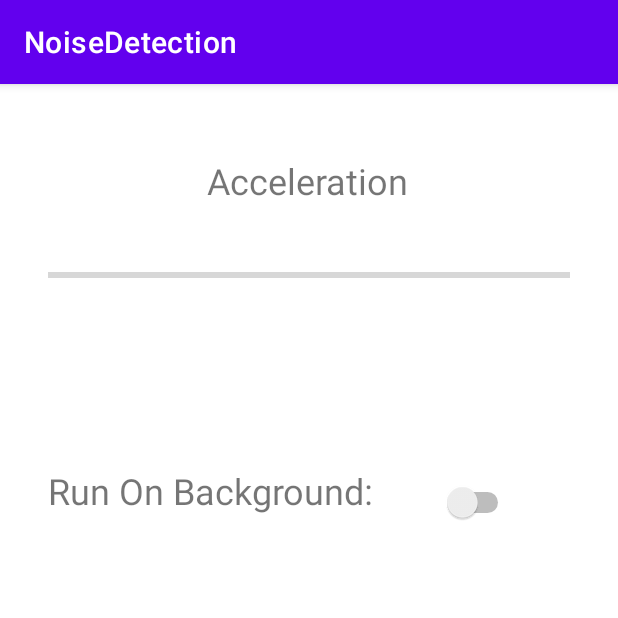
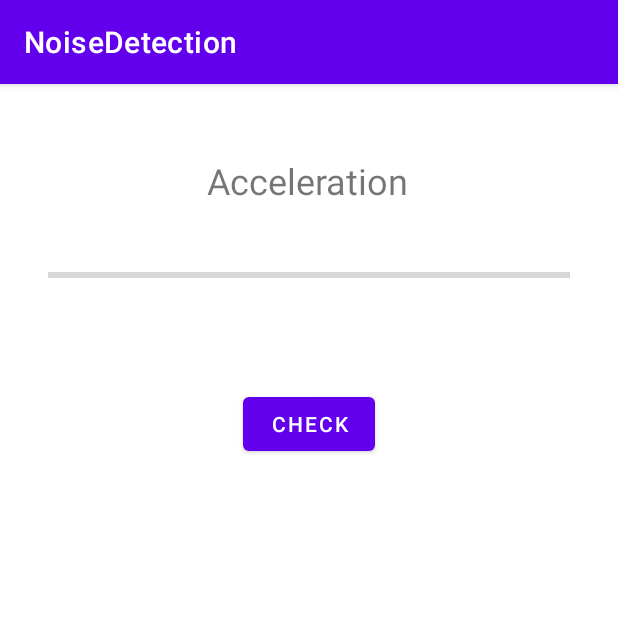
Before and after one commit to JakabSzabolcs/AccelerationDetection, an Android app: the screen it shows after launch (MainActivity), on a phone screen of 412 x 824 dp, the top half of it. Run offline under Robolectric (Android 15) with nearby library versions, the phone set to English and light mode, and no system bars.

Commit message:
final first version
minor changes in the program's basics

```diff
--- a/app/src/main/java/hu/unideb/inf/mobilsz14/noisedetection/MainActivity.java
+++ b/app/src/main/java/hu/unideb/inf/mobilsz14/noisedetection/MainActivity.java
@@ -8,53 +8,62 @@ import android.hardware.SensorEventListener;
 import android.hardware.SensorManager;
 import android.hardware.camera2.CameraManager;
 import android.hardware.lights.Light;
+import android.media.MediaPlayer;
 import android.os.Bundle;
 import android.os.Vibrator;
 import android.text.method.ScrollingMovementMethod;
+import android.widget.Button;
 import android.widget.ProgressBar;
 import android.widget.Switch;
 import android.widget.TextView;
+import android.widget.Toast;
 
 
 public class MainActivity extends AppCompatActivity
 {
-    private Vibrator vibrator;
-    private Switch runOnBackGroundSwitch;
     private ProgressBar accelerationPb;
     private SensorManager sensorManager;
-    private CameraManager cameraManager;
     private TextView sensorTextView, accelerationTv;
     private Sensor mLight;
     private AccelerationSensor sel = new AccelerationSensor();
+    private Button checkButton;
 
 
     @Override
     protected void onCreate(Bundle savedInstanceState) {
         super.onCreate(savedInstanceState);
         setContentView(R.layout.activity_main);
-
-        runOnBackGroundSwitch = findViewById(R.id.runOnBackgroundSwitch);
         accelerationPb = findViewById(R.id.accelerationPb);
         accelerationTv = findViewById(R.id.accelerationTv);
-        vibrator = (Vibrator) getSystemService(Context.VIBRATOR_SERVICE);
-//        accelerationTv = findViewById(R.id.accelerationTv);
-
-
+        final MediaPlayer WinSound = MediaPlayer.create(this, R.raw.winSound);
 
         sensorManager = (SensorManager) getSystemService(SENSOR_SERVICE);
         //List<Sensor> sensors = sensorManager.getSensorList(Sensor.TYPE_ALL);
         mLight = sensorManager.getDefaultSensor(Sensor.TYPE_ACCELEROMETER);
 
         sensorManager.registerListener(sel, mLight, SensorManager.SENSOR_DELAY_FASTEST);
-        cameraManager = (CameraManager) getSystemService(Context.CAMERA_SERVICE);
 
         sel.setPb(accelerationPb);
         sel.setTv(accelerationTv);
-        sel.SetVibrate(vibrator);
-        sel.SetTorch(cameraManager);
+        sel.setMedia(WinSound);
         //sensorTextView.setMovementMethod((new ScrollingMovementMethod()));
         //sensorTextView.setText(sensors.toString());
 
     }
 
+
+    @Override
+    protected void onResume() {
+        super.onResume();
+        Toast.makeText(getApplicationContext(), "onResumed called", Toast.LENGTH_LONG).show();
+    }
+
+    @Override
+    protected void onPause() {
+        super.onPause();
+        Toast.makeText(getApplicationContext(), "onPause called", Toast.LENGTH_LONG).show();
+    }
+
+
+
 }
--- a/app/src/main/res/layout/activity_main.xml
+++ b/app/src/main/res/layout/activity_main.xml
@@ -33,38 +33,23 @@
         app:layout_constraintTop_toBottomOf="@+id/textView" />
 
     <TextView
-        android:id="@+id/textView3"
-        android:layout_width="wrap_content"
-        android:layout_height="wrap_content"
-        android:layout_marginStart="32dp"
-        android:layout_marginTop="112dp"
-        android:text="@string/run_on_background"
-        android:textSize="24sp"
-        app:layout_constraintStart_toStartOf="parent"
-        app:layout_constraintTop_toBottomOf="@+id/accelerationPb" />
-
-    <Switch
-        android:id="@+id/runOnBackgroundSwitch"
-        android:layout_width="wrap_content"
-        android:layout_height="wrap_content"
-        android:layout_marginTop="112dp"
-        android:checked="false"
-        android:minWidth="48dp"
-        android:minHeight="48dp"
-        app:layout_constraintEnd_toEndOf="parent"
-        app:layout_constraintHorizontal_bias="0.396"
-        app:layout_constraintStart_toEndOf="@+id/textView3"
-        app:layout_constraintTop_toBottomOf="@+id/accelerationPb"
-        tools:checked="true" />
-
-    <TextView
         android:id="@+id/accelerationTv"
         android:layout_width="wrap_content"
         android:layout_height="wrap_content"
         android:text=" "
         android:textColor="#FF0000"
         android:textSize="16sp"
-        app:layout_constraintBottom_toTopOf="@+id/textView3"
+        app:layout_constraintBottom_toTopOf="@+id/checkButton"
+        app:layout_constraintEnd_toEndOf="parent"
+        app:layout_constraintStart_toStartOf="parent"
+        app:layout_constraintTop_toBottomOf="@+id/accelerationPb" />
+
+    <Button
+        android:id="@+id/checkButton"
+        android:layout_width="wrap_content"
+        android:layout_height="wrap_content"
+        android:layout_marginTop="60dp"
+        android:text="Check"
         app:layout_constraintEnd_toEndOf="parent"
         app:layout_constraintStart_toStartOf="parent"
         app:layout_constraintTop_toBottomOf="@+id/accelerationPb" />
```
Also changed, not shown: app/src/main/java/hu/unideb/inf/mobilsz14/noisedetection/AccelerationSensor.java (+16 -47 lines), 1 other file.
